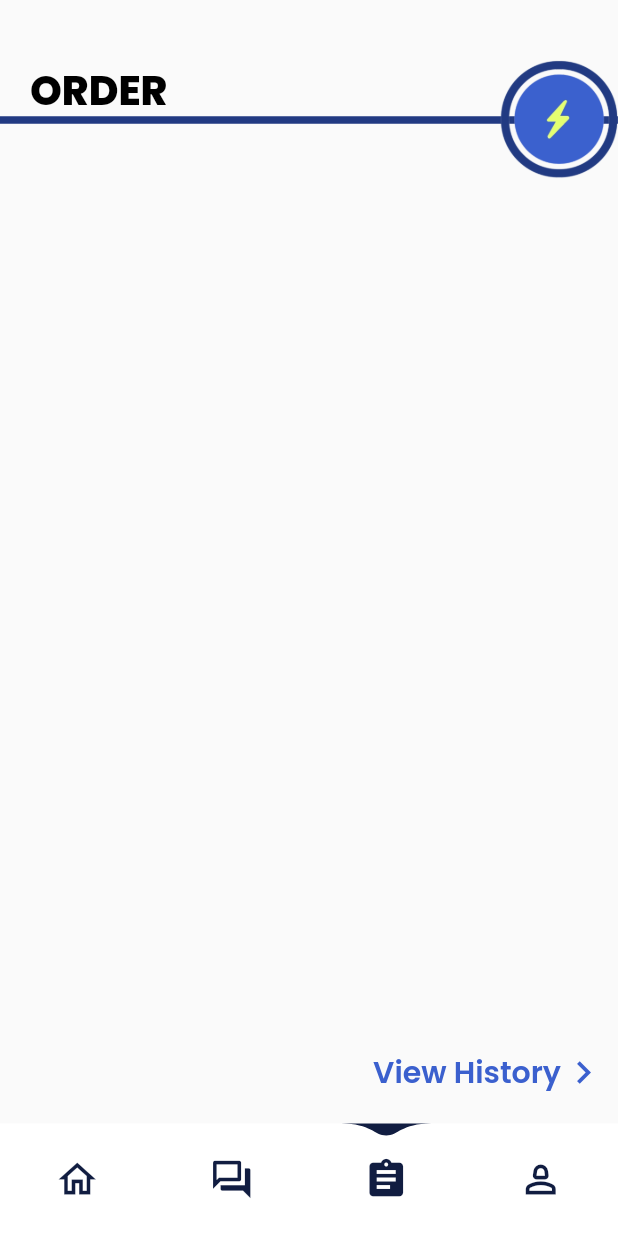
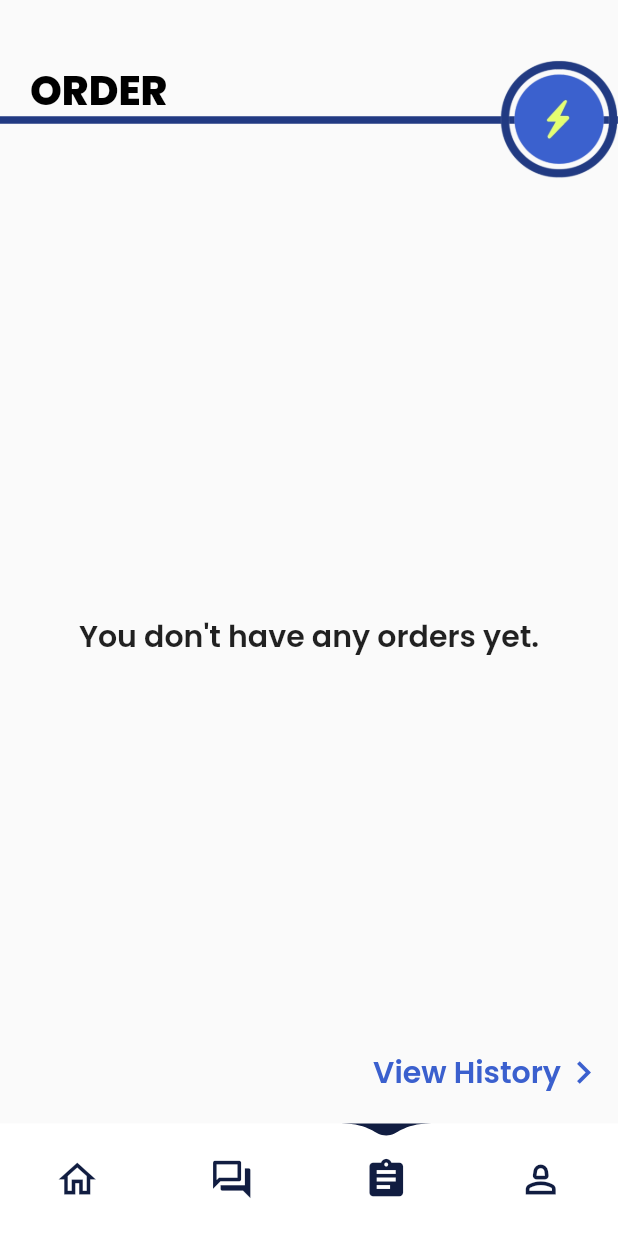
Before and after one commit to Ceee17/Online_Transportation, a Flutter app: the OrderPage screen opened by its route, item 4 of the bottom bar chosen, after a tap on "My Orders", on a phone screen of 412 x 824 dp. Run offline on Flutter 3.47's test engine with Material 2 defaults, Android fonts, the phone set to English and light mode, and no system bars; drawn by our look-alikes of water_drop_nav_bar; our stand-ins replace carousel_slider, cloud_firestore, firebase_auth, firebase_core, firebase_database, flutter_svg and 2 more; missing offline and left inert: flutter_custom_dialog; accounts and stored records are empty.

```diff
--- a/lib/pages/order_page.dart
+++ b/lib/pages/order_page.dart
@@ -7,8 +7,6 @@ import 'package:project_uts_online_transportation/pages/account_page.dart';
 import 'package:project_uts_online_transportation/pages/history_page.dart';
 import 'package:project_uts_online_transportation/pages/homechatpage.dart';
 import 'package:project_uts_online_transportation/pages/landingpage.dart';
-import 'package:project_uts_online_transportation/pages/template/LeftToRightFadetransition.dart';
-import 'package:project_uts_online_transportation/pages/template/RightToLeftFadetransition.dart';
 import 'package:project_uts_online_transportation/pages/template/template-card-button.dart';
 import 'package:water_drop_nav_bar/water_drop_nav_bar.dart';
 import 'template/templatehead.dart';
@@ -50,38 +48,27 @@ class _OrderPageState extends State<OrderPage> {
       _selectedIndex = index;
       switch (index) {
         case 0:
-          // Navigator.push(
-          //   context,
-          //   MaterialPageRoute(
-          //     builder: (context) => LandingPage(),
-          //   ),
-          // );
-          Navigator.of(context).push(
-            LeftToRightFadeTransition(page: LandingPage()),
+          Navigator.push(
+            context,
+            MaterialPageRoute(
+              builder: (context) => LandingPage(),
+            ),
           );
           break;
-
         case 1:
-          // Navigator.push(
-          //   context,
-          //   MaterialPageRoute(
-          //     builder: (context) => HomeChatPage(),
-          //   ),
-          // );
-          Navigator.of(context).push(
-            RightToLeftFadeTransition(page: HomeChatPage()),
+          Navigator.push(
+            context,
+            MaterialPageRoute(
+              builder: (context) => HomeChatPage(),
+            ),
           );
           break;
-
         case 3:
-          // Navigator.push(
-          //   context,
-          //   MaterialPageRoute(
-          //     builder: (context) => AccountPage(),
-          //   ),
-          // );
-          Navigator.of(context).push(
-            RightToLeftFadeTransition(page: AccountPage()),
+          Navigator.push(
+            context,
+            MaterialPageRoute(
+              builder: (context) => AccountPage(),
+            ),
           );
           break;
       }
@@ -134,7 +121,6 @@ class _OrderPageState extends State<OrderPage> {
               SizedBox(
                 height: 80,
               ),
-
               if (widget.id1 == '1')
                 CustomCardButton(
                   svgAsset: 'lib/assets/images/flashride.svg',
@@ -146,7 +132,6 @@ class _OrderPageState extends State<OrderPage> {
                   color: Color(0xFFffffff),
                   textColor: Color(0xFF000000),
                   svgBorderRadius: BorderRadius.circular(0),
-
                 ),
               SizedBox(
                 height: 20,
@@ -162,7 +147,6 @@ class _OrderPageState extends State<OrderPage> {
                   color: Color(0xFFffffff),
                   textColor: Color(0xFF000000),
                   svgBorderRadius: BorderRadius.circular(0),
-
                 ),
               SizedBox(
                 height: 20,
@@ -178,6 +162,14 @@ class _OrderPageState extends State<OrderPage> {
                   color: Color(0xFFffffff),
                   textColor: Color(0xFF000000),
                   svgBorderRadius: BorderRadius.circular(0),
+                ),
+              if (widget.id1 == '')
+                Text(
+                  "You don't have any orders yet.",
+                  style: TextStyle(
+                    fontSize: 20,
+                    fontWeight: FontWeight.w600,
+                  ),
                 ),
               SizedBox(
                 height: 20,
```
Also changed, not shown: lib/pages/flashcar_destinationitem.dart (+5 -5 lines), lib/pages/flashcar_item_page.dart (+11 -11 lines), lib/pages/flashridedestination.dart (+8 -8 lines), lib/pages/flashtaxi.dart (+12 -15 lines), lib/pages/flashtaxi_destination.dart (+15 -17 lines).
